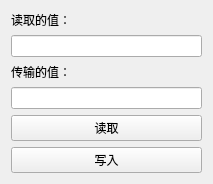
3737cc/C-C--, file Process/ProcessB.ui: the form before one commit.
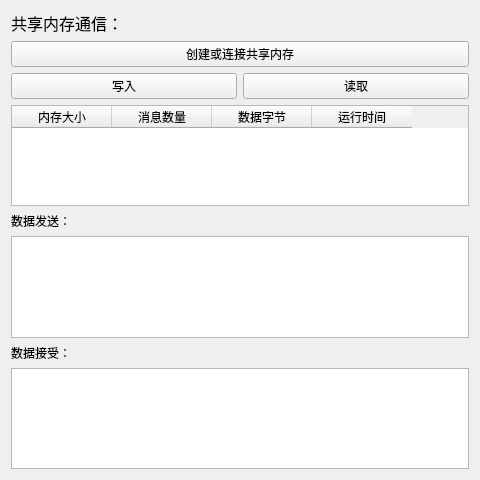
The form after the commit.

```diff
--- a/Process/ProcessB.ui
+++ b/Process/ProcessB.ui
@@ -6,49 +6,105 @@
    <rect>
     <x>0</x>
     <y>0</y>
-    <width>213</width>
-    <height>168</height>
+    <width>480</width>
+    <height>480</height>
    </rect>
   </property>
+  <property name="sizePolicy">
+   <sizepolicy hsizetype="Preferred" vsizetype="Preferred">
+    <horstretch>0</horstretch>
+    <verstretch>0</verstretch>
+   </sizepolicy>
+  </property>
   <property name="windowTitle">
    <string>ProcessB</string>
   </property>
   <widget class="QWidget" name="centralWidget">
    <layout class="QVBoxLayout" name="verticalLayout">
     <item>
-     <widget class="QLabel" name="addressLabel">
+     <widget class="QLabel" name="label">
+      <property name="font">
+       <font>
+        <pointsize>12</pointsize>
+       </font>
+      </property>
       <property name="text">
-       <string>读取的值：</string>
+       <string>共享内存通信：</string>
       </property>
+      <property name="textFormat">
+       <enum>Qt::RichText</enum>
+      </property>
      </widget>
     </item>
     <item>
-     <widget class="QLineEdit" name="addressInput"/>
-    </item>
-    <item>
-     <widget class="QLabel" name="valueLabel">
+     <widget class="QPushButton" name="createButton">
       <property name="text">
-       <string>传输的值：</string>
+       <string>创建或连接共享内存</string>
       </property>
      </widget>
     </item>
     <item>
-     <widget class="QLineEdit" name="valueInput"/>
+     <layout class="QHBoxLayout" name="horizontalLayout">
+      <item>
+       <widget class="QPushButton" name="writeButton">
+        <property name="text">
+         <string>写入</string>
+        </property>
+       </widget>
+      </item>
+      <item>
+       <widget class="QPushButton" name="readButton">
+        <property name="text">
+         <string>读取</string>
+        </property>
+       </widget>
+      </item>
+     </layout>
     </item>
     <item>
-     <widget class="QPushButton" name="readButton">
+     <widget class="QTableWidget" name="memoryBlockTable">
+      <column>
+       <property name="text">
+        <string>内存大小</string>
+       </property>
+      </column>
+      <column>
+       <property name="text">
+        <string>消息数量</string>
+       </property>
+      </column>
+      <column>
+       <property name="text">
+        <string>数据字节</string>
+       </property>
+      </column>
+      <column>
+       <property name="text">
+        <string>运行时间</string>
+       </property>
+      </column>
+     </widget>
+    </item>
+    <item>
+     <widget class="QLabel" name="valueInputLabel">
       <property name="text">
-       <string>读取</string>
+       <string>数据发送：</string>
       </property>
      </widget>
     </item>
     <item>
-     <widget class="QPushButton" name="writeButton">
+     <widget class="QTextEdit" name="sendTextEdit"/>
+    </item>
+    <item>
+     <widget class="QLabel" name="valueOutputLabel">
       <property name="text">
-       <string>写入</string>
+       <string>数据接受：</string>
       </property>
      </widget>
     </item>
+    <item>
+     <widget class="QTextEdit" name="readTextEdit"/>
+    </item>
    </layout>
   </widget>
  </widget>
```
